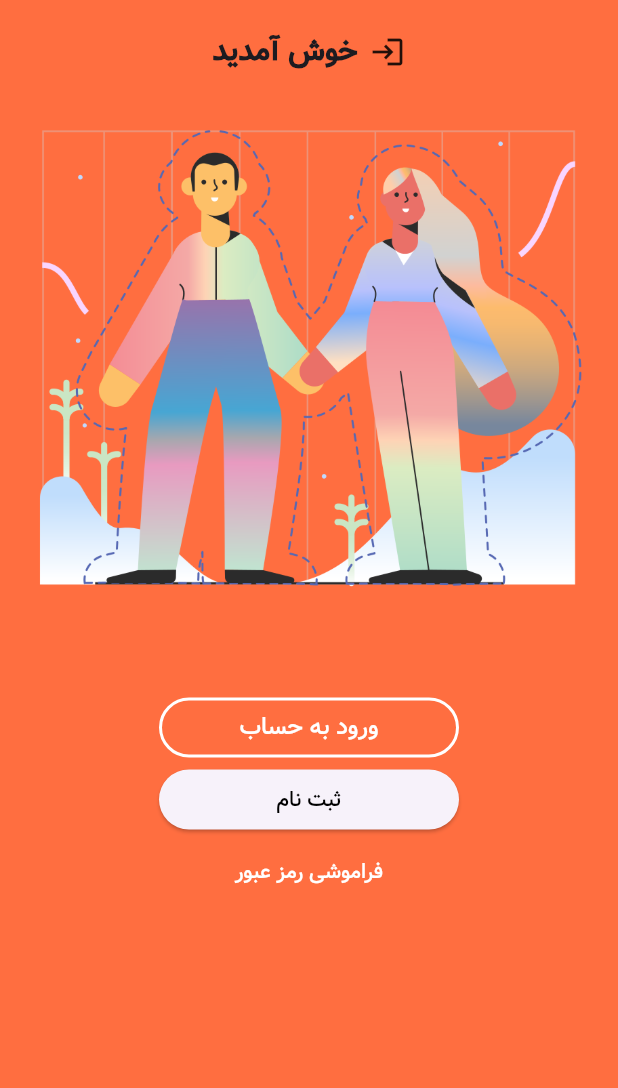
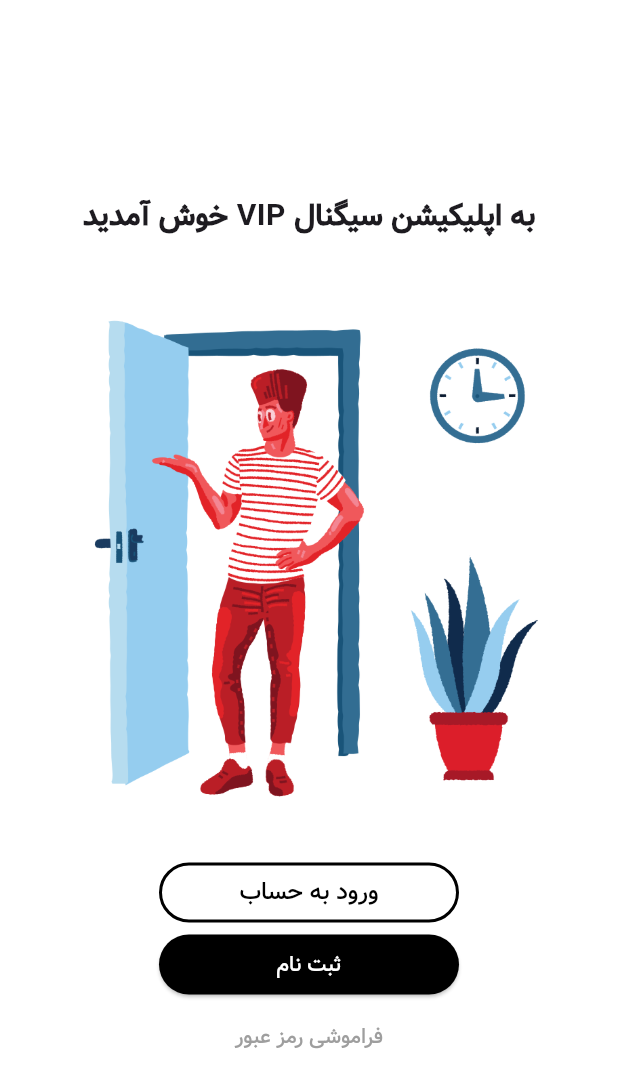
Before and after one commit to ShahramDeveloper/flutter_blog_navigation, a Flutter app: the screen it shows after launch, on a phone screen of 412 x 824 dp. Shown: the top 1088 px of the screen. Run offline on Flutter 3.47's test engine with Material 3 defaults, Android fonts, the phone set to English and light mode, and no system bars.

Commit message:
Change LoginPage in login_page.dart ui.

```diff
--- a/lib/login_page.dart
+++ b/lib/login_page.dart
@@ -16,8 +16,9 @@ class LoginPage extends StatelessWidget {
   @override
   Widget build(BuildContext context) {
     return Scaffold(
-      backgroundColor: Colors.deepOrangeAccent,
+      backgroundColor: Colors.white,
       body: SafeArea(
+        child: Center(
           child: SingleChildScrollView(
             child: Column(
               mainAxisAlignment: MainAxisAlignment.center,
@@ -25,25 +26,12 @@ class LoginPage extends StatelessWidget {
                 SizedBox(
                   height: 20,
                 ),
-              Row(
-                mainAxisAlignment: MainAxisAlignment.center,
-                children: [
                 Text(
-                    'خوش آمدید',
-                    style:
-                        TextStyle(fontWeight: FontWeight.bold, fontSize: 20.0),
-                  ),
-                  SizedBox(
-                    width: 8,
-                  ),
-                  Icon(
-                    Icons.login,
-                    size: 24.0,
-                  )
-                ],
+                  ' خوش آمدید VIP به اپلیکیشن سیگنال ',
+                  style: TextStyle(fontWeight: FontWeight.bold, fontSize: 20.0),
                 ),
                 Image(
-                image: AssetImage('images/welcome.png'),
+                  image: AssetImage('images/w.png'),
                 ),
                 OutlinedButton(
                   onPressed: () {
@@ -55,9 +43,9 @@ class LoginPage extends StatelessWidget {
                   ),
                   style: OutlinedButton.styleFrom(
                     minimumSize: Size(200.0, 40.0),
-                  foregroundColor: Colors.white,
+                    foregroundColor: Colors.black,
                     side: BorderSide(
-                    color: Colors.white,
+                      color: Colors.black,
                       width: 2.0,
                     ),
                   ),
@@ -66,7 +54,8 @@ class LoginPage extends StatelessWidget {
                   onPressed: () {},
                   child: Text('ثبت نام'),
                   style: ElevatedButton.styleFrom(
-                  foregroundColor: Colors.black,
+                    foregroundColor: Colors.white,
+                    backgroundColor: Colors.black,
                     minimumSize: Size(200.0, 40.0),
                   ),
                 ),
@@ -77,9 +66,10 @@ class LoginPage extends StatelessWidget {
                   child: Text(
                     'فراموشی رمز عبور',
                   ),
-                style: TextButton.styleFrom(foregroundColor: Colors.white),
+                  style: TextButton.styleFrom(foregroundColor: Colors.grey),
                 )
               ],
+            ),
           ),
         ),
       ),
```
Lines whose indentation alone changed are shown as unchanged.
